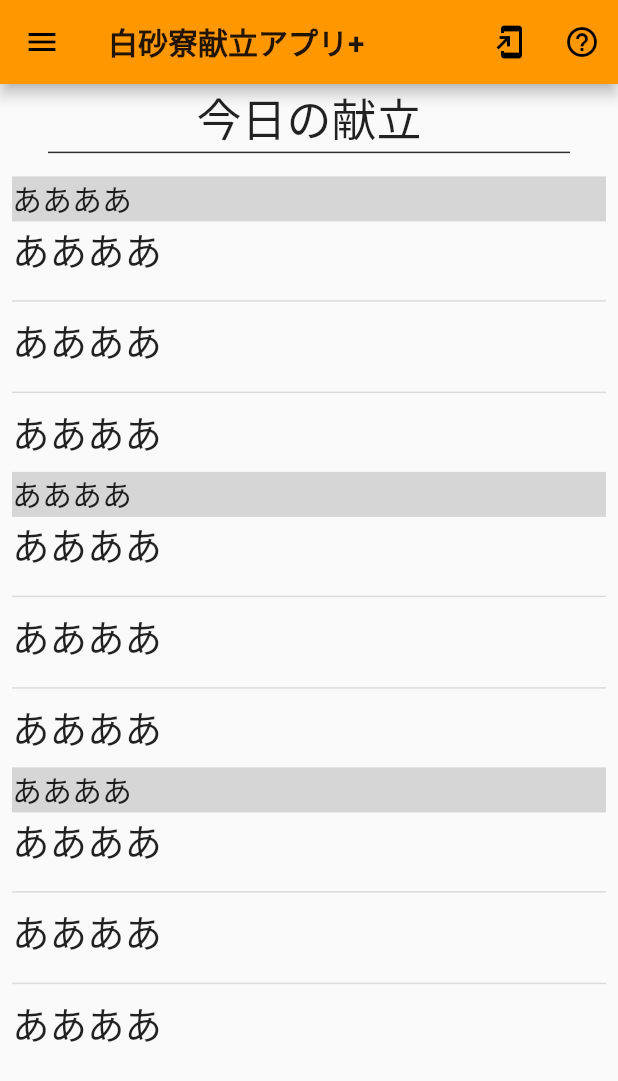
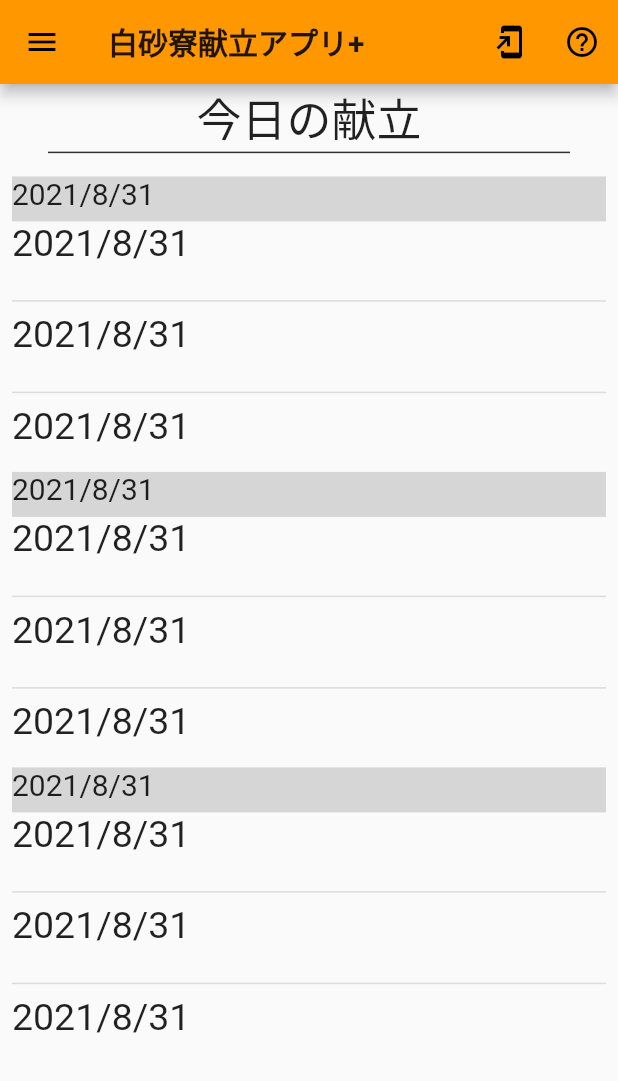
Before and after one commit to Yuta1004/ShirasunaKondateV4, a Flutter app: the screen it shows after launch, on a phone screen of 412 x 824 dp. Shown: the top 1081 px of the screen. Run offline on Flutter 3.47's test engine with Material 2 defaults, Android fonts, the phone set to English and light mode, and no system bars; missing offline and left inert: grpc, protobuf.

Commit message:
[fix](app) 日付表示処理に不備があったので修正

```diff
--- a/app/lib/pages/home_page/home_page.dart
+++ b/app/lib/pages/home_page/home_page.dart
@@ -70,7 +70,7 @@ class _HomePageState extends State<HomePage> {
                                         color: idx % 4 == 0 ? Colors.grey[350] : null,
                                         height: idx % 4 == 0 ? 30 : 45,
                                         child: Text(
-                                            "ああああ",
+                                            DateFormat("y/M/d").format(displayingDate),
                                             style: TextStyle(fontSize: idx % 4 == 0 ? 20 : 25),
                                         ),
                                     );
@@ -167,16 +167,17 @@ class _HomePageState extends State<HomePage> {
 
     Widget buildDateText() {
         var nowDate = DateTime.now();
-        var dateText = DateFormat("M月d日").format(displayingDate);
-        if(nowDate.difference(displayingDate).inDays == 1) {
+        var dateText = DateFormat("M月d日 (W)").format(displayingDate);
+        if(displayingDate.day == nowDate.add(Duration(days: -1)).day) {
+            dateText = "昨日の献立";
+        } else if(displayingDate.day == nowDate.add(Duration(days: 1)).day) {
             dateText = "明日の献立";
-        } else if(nowDate.difference(displayingDate).inDays == -1) {
-            dateText = "昨日の献立";
-        } else if(nowDate.difference(displayingDate).inDays == 0) {
+        } else if(displayingDate.day == nowDate.day) {
             dateText = "今日の献立";
-        } else if(nowDate.difference(displayingDate).inDays < -365) {
-            dateText = DateFormat("y年M月d日").format(displayingDate);
+        } else if(displayingDate.year != nowDate.year) {
+            dateText = DateFormat("y年M月d日 (W)").format(displayingDate);
         }
+        dateText = dateText.replaceAll("W", <String>["", "月", "火", "水", "木", "金", "土", "日"][displayingDate.weekday]);
         return Text(
             dateText,
             style: TextStyle(fontSize:30)
```
